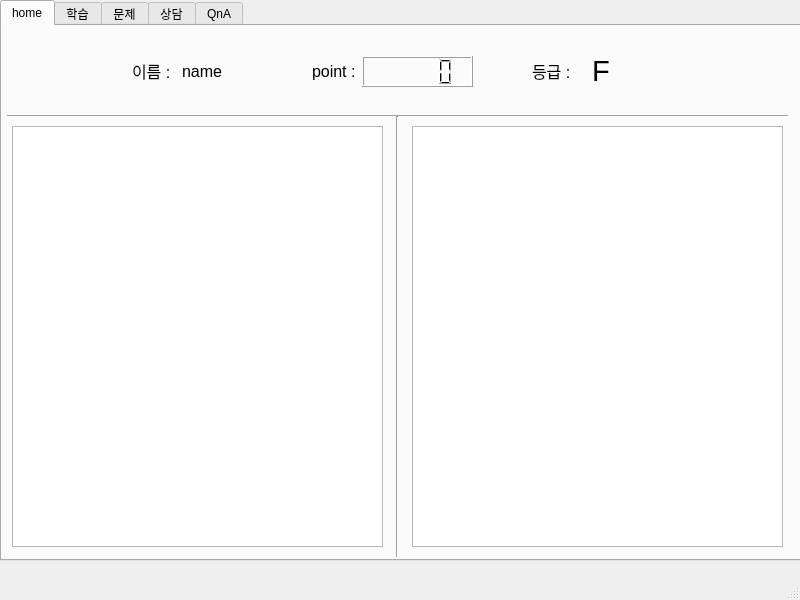
Qt form main.ui (ChoiJiHyeok/APIproject) before a commit.
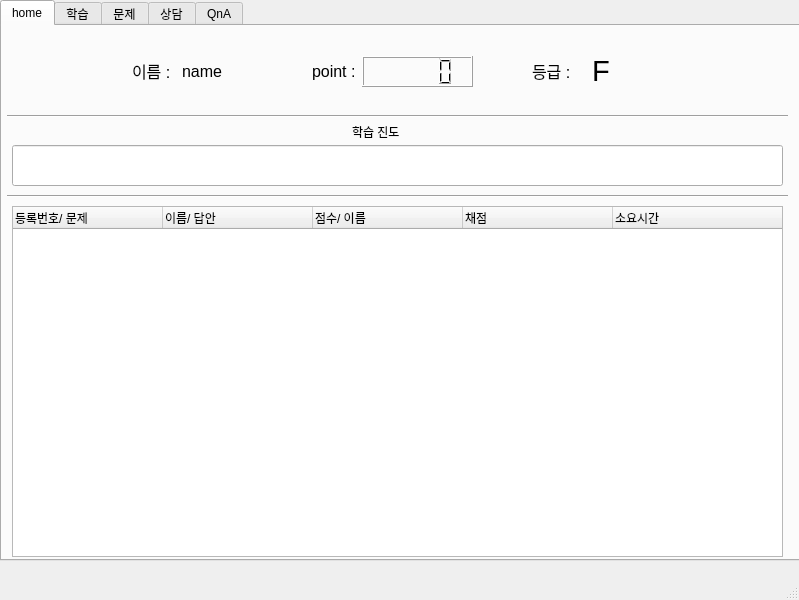
The same form after that commit. The open tabs and pages were chosen to show the change.

Commit message: 230211 학생 로그인 화면 완료

```diff
--- a/main.ui
+++ b/main.ui
@@ -6,7 +6,7 @@
    <rect>
     <x>0</x>
     <y>0</y>
-    <width>800</width>
+    <width>799</width>
     <height>600</height>
    </rect>
   </property>
@@ -361,35 +361,91 @@
        <widget class="Line" name="line_12">
         <property name="geometry">
          <rect>
-          <x>385</x>
-          <y>90</y>
-          <width>20</width>
-          <height>441</height>
+          <x>5</x>
+          <y>160</y>
+          <width>781</width>
+          <height>20</height>
          </rect>
         </property>
         <property name="orientation">
-         <enum>Qt::Vertical</enum>
+         <enum>Qt::Horizontal</enum>
         </property>
        </widget>
-       <widget class="QTableWidget" name="stw_h_score">
+       <widget class="QLineEdit" name="sle_h_progress">
         <property name="geometry">
          <rect>
-          <x>410</x>
-          <y>100</y>
-          <width>371</width>
-          <height>421</height>
+          <x>10</x>
+          <y>119</y>
+          <width>771</width>
+          <height>41</height>
          </rect>
         </property>
        </widget>
-       <widget class="QTableWidget" name="stw_h_progress">
+       <widget class="QTreeWidget" name="stw_h_score">
         <property name="geometry">
          <rect>
           <x>10</x>
+          <y>180</y>
+          <width>771</width>
+          <height>351</height>
+         </rect>
+        </property>
+        <property name="editTriggers">
+         <set>QAbstractItemView::NoEditTriggers</set>
+        </property>
+        <attribute name="headerCascadingSectionResizes">
+         <bool>false</bool>
+        </attribute>
+        <attribute name="headerDefaultSectionSize">
+         <number>150</number>
+        </attribute>
+        <attribute name="headerHighlightSections">
+         <bool>true</bool>
+        </attribute>
+        <attribute name="headerShowSortIndicator" stdset="0">
+         <bool>false</bool>
+        </attribute>
+        <attribute name="headerStretchLastSection">
+         <bool>true</bool>
+        </attribute>
+        <column>
+         <property name="text">
+          <string>등록번호/ 문제</string>
+         </property>
+        </column>
+        <column>
+         <property name="text">
+          <string>이름/ 답안</string>
+         </property>
+        </column>
+        <column>
+         <property name="text">
+          <string>점수/ 이름</string>
+         </property>
+        </column>
+        <column>
+         <property name="text">
+          <string>채점</string>
+         </property>
+        </column>
+        <column>
+         <property name="text">
+          <string>소요시간</string>
+         </property>
+        </column>
+       </widget>
+       <widget class="QLabel" name="label_8">
+        <property name="geometry">
+         <rect>
+          <x>350</x>
           <y>100</y>
-          <width>371</width>
-          <height>421</height>
+          <width>56</width>
+          <height>12</height>
          </rect>
         </property>
+        <property name="text">
+         <string>학습 진도</string>
+        </property>
        </widget>
       </widget>
       <widget class="QWidget" name="tab_2">
```
Left out of the diff: 8 changed lines with no effect on the pictures. The commit also changes 5 other files.
